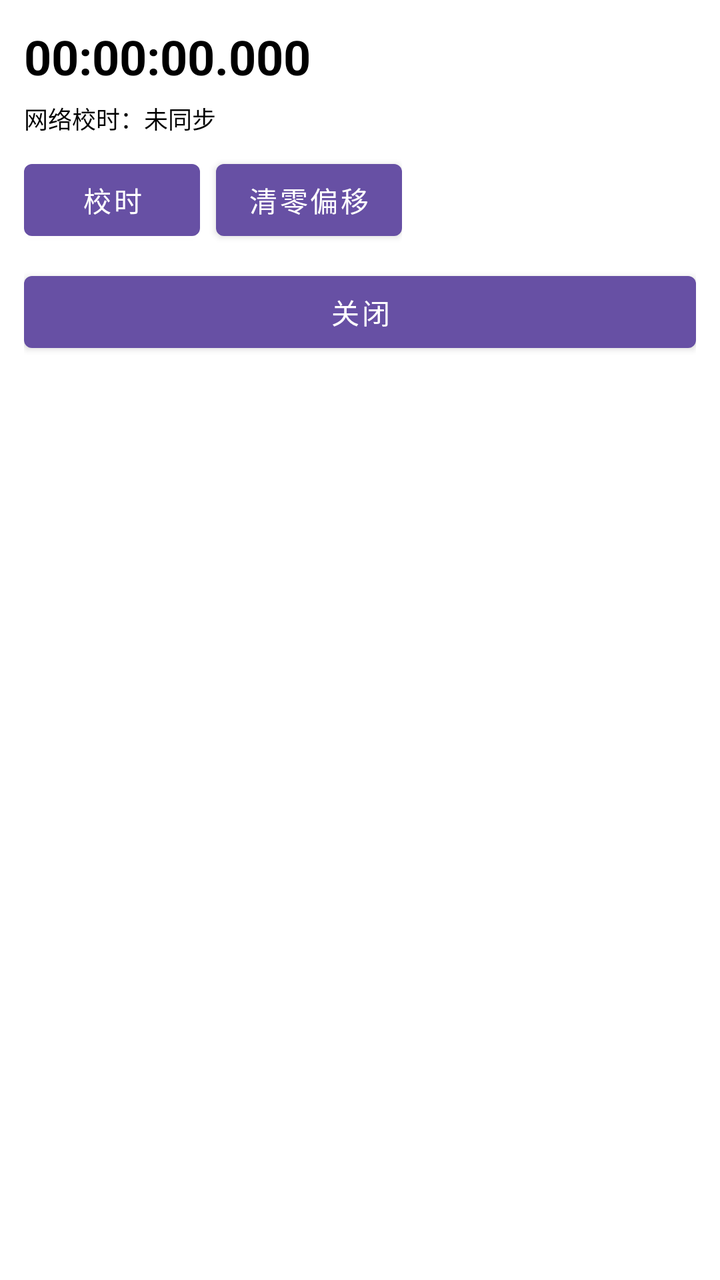
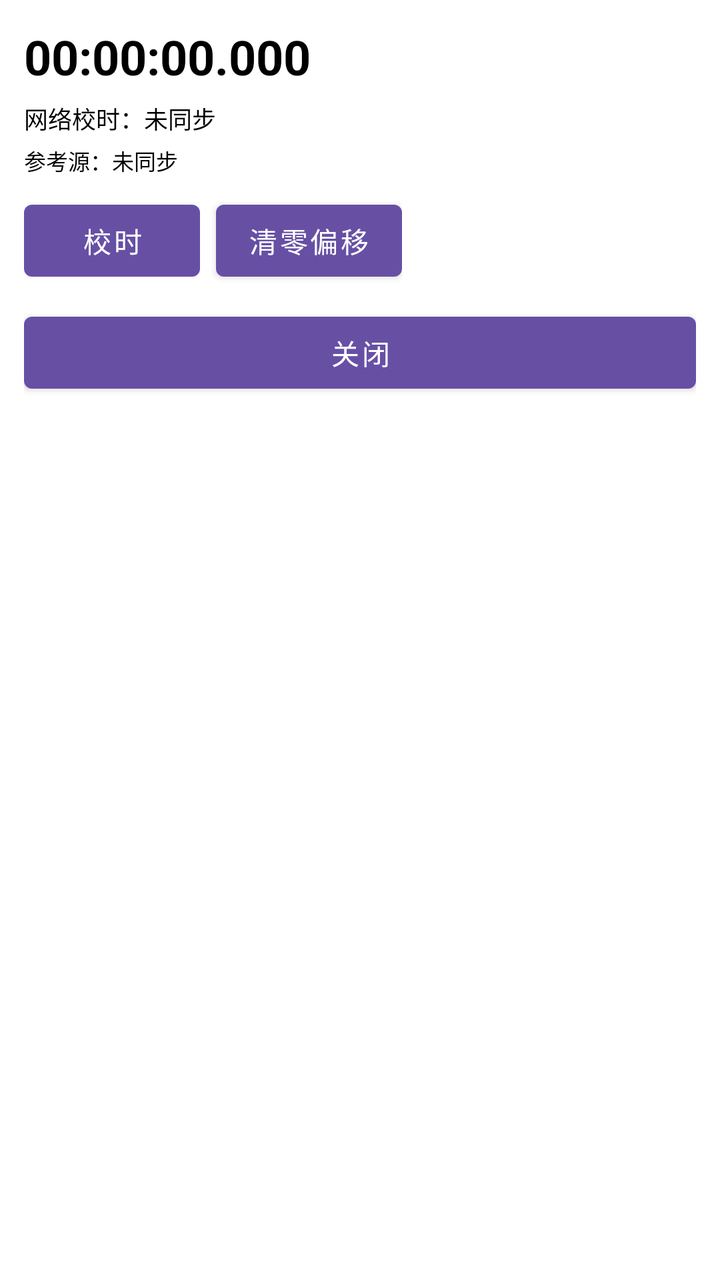

Two renders of the same Android screen: before a commit and after it. Below are the layout's source before the change and the commit's diff.
<!-- AndroidManifest.xml: application theme Theme.FloatingStopwatch -->
<!-- res/layout/overlay_stopwatch.xml -->
<?xml version="1.0" encoding="utf-8"?>
<LinearLayout xmlns:android="http://schemas.android.com/apk/res/android"
    android:layout_width="wrap_content"
    android:layout_height="wrap_content"
    android:background="@android:color/white"
    android:elevation="8dp"
    android:orientation="vertical"
    android:padding="12dp">

    <TextView
        android:id="@+id/tvTime"
        android:layout_width="wrap_content"
        android:layout_height="wrap_content"
        android:text="00:00:00.000"
        android:textColor="@android:color/black"
        android:textSize="24sp"
        android:textStyle="bold" />

    <TextView
        android:id="@+id/tvSyncStatus"
        android:layout_width="wrap_content"
        android:layout_height="wrap_content"
        android:layout_marginTop="6dp"
        android:text="网络校时：未同步"
        android:textColor="@android:color/black"
        android:textSize="12sp" />

    <LinearLayout
        android:layout_width="wrap_content"
        android:layout_height="wrap_content"
        android:layout_marginTop="8dp"
        android:orientation="horizontal">

        <Button
            android:id="@+id/btnStartPause"
            android:layout_width="wrap_content"
            android:layout_height="wrap_content"
            android:text="校时" />

        <Button
            android:id="@+id/btnReset"
            android:layout_width="wrap_content"
            android:layout_height="wrap_content"
            android:layout_marginStart="8dp"
            android:text="清零偏移" />
    </LinearLayout>

    <Button
        android:id="@+id/btnClose"
        android:layout_width="match_parent"
        android:layout_height="wrap_content"
        android:layout_marginTop="8dp"
        android:text="关闭" />

</LinearLayout>
<!-- resources referenced by this layout -->
<resources>
  <style name="Theme.FloatingStopwatch" parent="Theme.MaterialComponents.DayNight.NoActionBar">
          <item name="colorPrimary">#6750A4</item>
          <item name="colorPrimaryVariant">#6750A4</item>
          <item name="colorOnPrimary">#FFFFFF</item>
          <item name="android:statusBarColor" tools:targetApi="l">@android:color/transparent</item>
      </style>
</resources>

<!-- the commit's change to res/layout/overlay_stopwatch.xml (unified diff, before → after) -->
@@ -24,6 +24,15 @@
         android:text="网络校时：未同步"
         android:textColor="@android:color/black"
         android:textSize="12sp" />
+
+    <TextView
+        android:id="@+id/tvSources"
+        android:layout_width="wrap_content"
+        android:layout_height="wrap_content"
+        android:layout_marginTop="4dp"
+        android:text="参考源：未同步"
+        android:textColor="@android:color/black"
+        android:textSize="11sp" />
 
     <LinearLayout
         android:layout_width="wrap_content"
